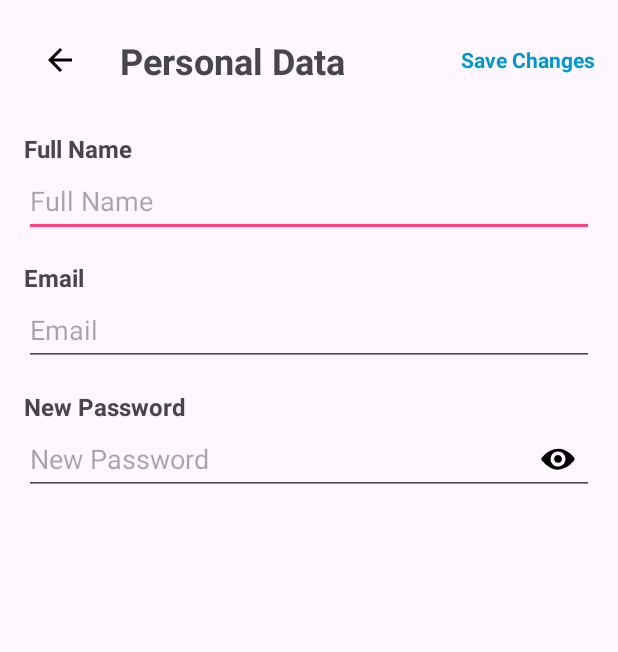
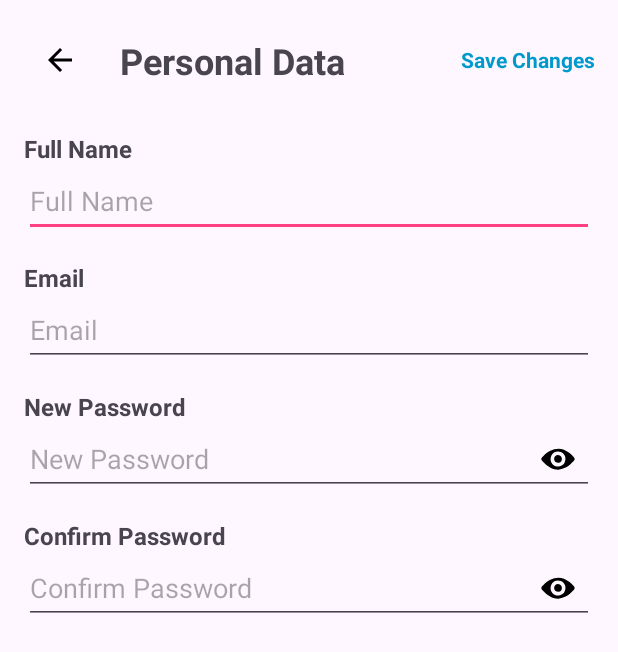
Before and after one commit to PsyHeart-Capstone-Project/Mobile-Development, an Android app: the layout activity_edit_profile.xml on its own in the app's theme, with its tools: preview values and no code run, on a phone screen of 412 x 824 dp. Shown: the top 652 px of the screen. Run offline under Robolectric (Android 15) with nearby library versions, the phone set to English and light mode, and no system bars.

Commit message:
Update layout of activity for edit profile

```diff
--- a/app/src/main/res/layout/activity_edit_profile.xml
+++ b/app/src/main/res/layout/activity_edit_profile.xml
@@ -139,4 +139,42 @@
 
     </LinearLayout>
 
+    <LinearLayout
+        android:layout_width="match_parent"
+        android:layout_height="wrap_content"
+        android:orientation="vertical"
+        android:layout_marginVertical="8dp">
+
+        <TextView
+            android:layout_width="wrap_content"
+            android:layout_height="wrap_content"
+            android:text="@string/edit_profile_confirm_pwd"
+            android:textSize="16sp"
+            android:textStyle="bold" />
+
+        <RelativeLayout
+            android:layout_width="match_parent"
+            android:layout_height="wrap_content">
+
+            <EditText
+                android:id="@+id/etConfirmPassword"
+                android:layout_width="match_parent"
+                android:layout_height="48dp"
+                android:hint="@string/edit_profile_confirm_pwd"
+                android:inputType="textPassword" />
+
+            <ImageButton
+                android:id="@+id/ic_visible_confirm"
+                android:layout_width="48dp"
+                android:layout_height="48dp"
+                android:layout_alignParentEnd="true"
+                android:layout_centerVertical="true"
+                android:background="@null"
+                android:contentDescription="@string/title_ic_visible"
+                android:src="@drawable/ic_visible" />
+
+        </RelativeLayout>
+
+    </LinearLayout>
+
 </LinearLayout>
```
